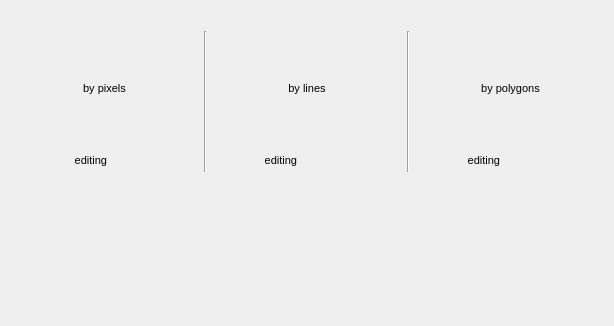
First picture: the form in ui/view_widget.ui, repository SMByC/ThRasE, before the edit; both pictures show x 0 to 614 and y 272 to 598 of the 614 by 598 pixel window.
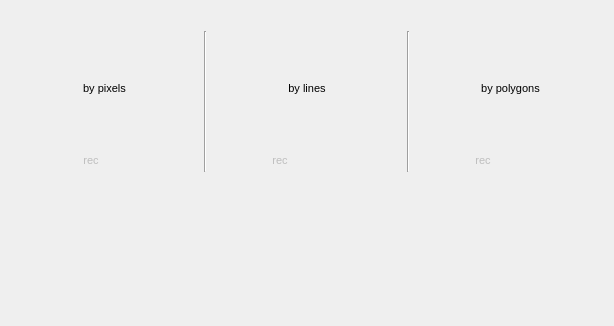
Second picture: the form after the edit. Icons and pictures are not drawn. Custom widgets are drawn as their Qt base class.

Commit message: Base code for pixel picker tool for edit and changed the status button when is editing

```diff
--- a/ui/view_widget.ui
+++ b/ui/view_widget.ui
@@ -298,20 +298,27 @@
              </spacer>
             </item>
             <item>
-             <widget class="QLabel" name="status_PixelsPicker">
+             <widget class="QToolButton" name="status_PixelsPicker">
+              <property name="enabled">
+               <bool>false</bool>
+              </property>
               <property name="font">
                <font>
                 <pointsize>8</pointsize>
                </font>
               </property>
-              <property name="styleSheet">
-               <string notr="true">color: &quot;gray&quot;;</string>
-              </property>
               <property name="text">
-               <string>editing</string>
+               <string>rec</string>
               </property>
-              <property name="alignment">
-               <set>Qt::AlignRight|Qt::AlignTrailing|Qt::AlignVCenter</set>
+              <property name="icon">
+               <iconset>
+                <normaloff>:/plugins/thrase/icons/record.svg</normaloff>:/plugins/thrase/icons/record.svg</iconset>
+              </property>
+              <property name="toolButtonStyle">
+               <enum>Qt::ToolButtonTextBesideIcon</enum>
+              </property>
+              <property name="autoRaise">
+               <bool>true</bool>
               </property>
              </widget>
             </item>
@@ -491,20 +498,27 @@
              </spacer>
             </item>
             <item>
-             <widget class="QLabel" name="status_LinesPicker">
+             <widget class="QToolButton" name="status_LinesPicker">
+              <property name="enabled">
+               <bool>false</bool>
+              </property>
               <property name="font">
                <font>
                 <pointsize>8</pointsize>
                </font>
               </property>
-              <property name="styleSheet">
-               <string notr="true">color: &quot;gray&quot;;</string>
-              </property>
               <property name="text">
-               <string>editing</string>
+               <string>rec</string>
               </property>
-              <property name="alignment">
-               <set>Qt::AlignRight|Qt::AlignTrailing|Qt::AlignVCenter</set>
+              <property name="icon">
+               <iconset>
+                <normaloff>:/plugins/thrase/icons/record.svg</normaloff>:/plugins/thrase/icons/record.svg</iconset>
+              </property>
+              <property name="toolButtonStyle">
+               <enum>Qt::ToolButtonTextBesideIcon</enum>
+              </property>
+              <property name="autoRaise">
+               <bool>true</bool>
               </property>
              </widget>
             </item>
@@ -709,20 +723,27 @@
              </spacer>
             </item>
             <item>
-             <widget class="QLabel" name="status_PolygonsPicker">
+             <widget class="QToolButton" name="status_PolygonsPicker">
+              <property name="enabled">
+               <bool>false</bool>
+              </property>
               <property name="font">
                <font>
                 <pointsize>8</pointsize>
                </font>
               </property>
-              <property name="styleSheet">
-               <string notr="true">color: &quot;gray&quot;;</string>
-              </property>
               <property name="text">
-               <string>editing</string>
+               <string>rec</string>
               </property>
-              <property name="alignment">
-               <set>Qt::AlignRight|Qt::AlignTrailing|Qt::AlignVCenter</set>
+              <property name="icon">
+               <iconset>
+                <normaloff>:/plugins/thrase/icons/record.svg</normaloff>:/plugins/thrase/icons/record.svg</iconset>
+              </property>
+              <property name="toolButtonStyle">
+               <enum>Qt::ToolButtonTextBesideIcon</enum>
+              </property>
+              <property name="autoRaise">
+               <bool>true</bool>
               </property>
              </widget>
             </item>
```
The commit also changes 6 other files.
